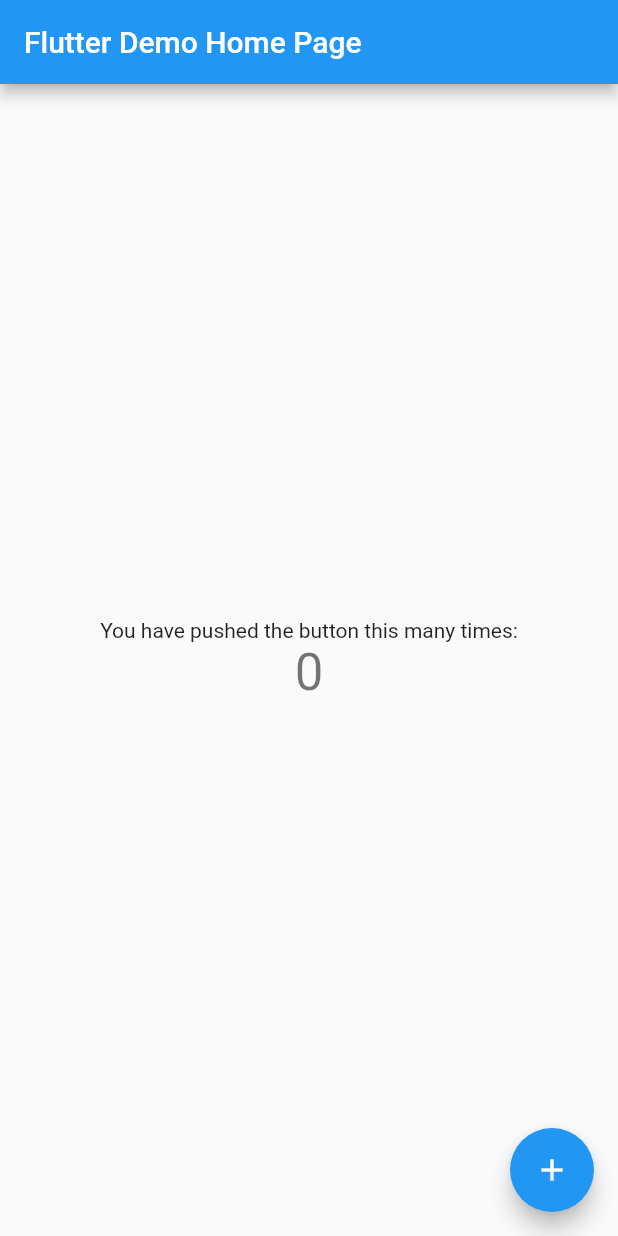
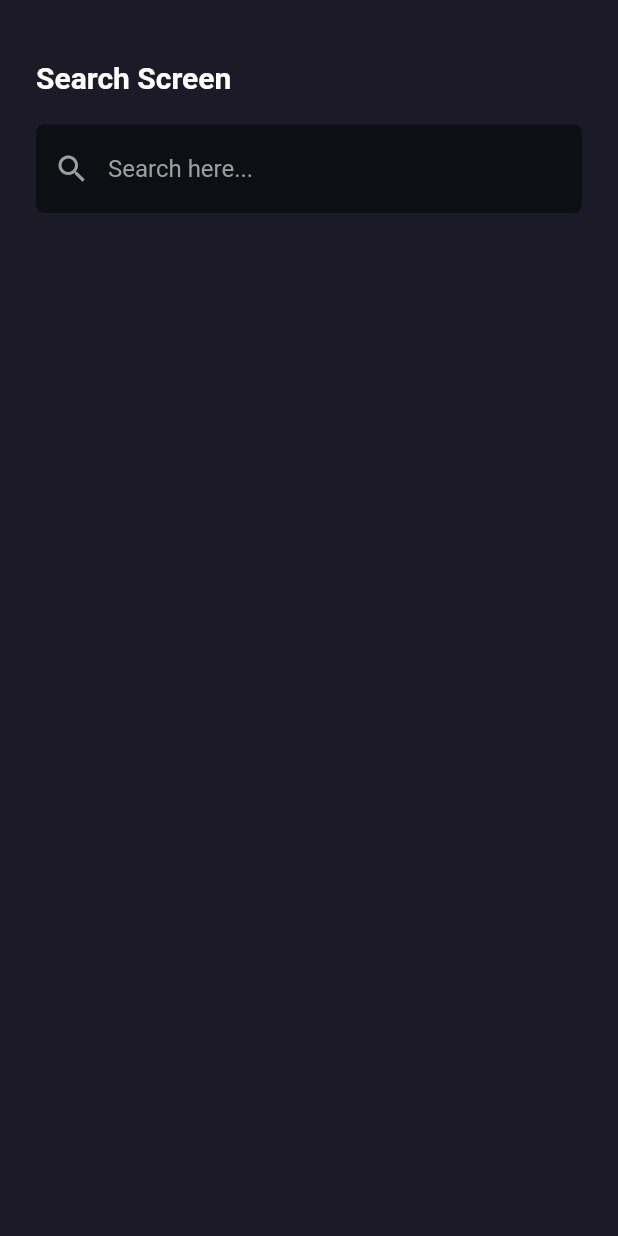
Before and after one commit to Damsara/customizable-search-flutter, a Flutter app: the screen it shows after launch, on a phone screen of 412 x 824 dp. Run offline on Flutter 3.47's test engine with Material 2 defaults, Android fonts, the phone set to English and light mode, and no system bars; our stand-ins replace cached_network_image.

Commit message:
UI Created

```diff
--- /dev/null
+++ b/lib/SearchHeader.dart
@@ -0,0 +1,21 @@
+import 'package:customizable_search/screens/search_screen.dart';
+import 'package:flutter/material.dart';
+
+class SearchHeader extends StatefulWidget {
+  const SearchHeader({Key? key}) : super(key: key);
+
+  @override
+  _SearchHeaderState createState() => _SearchHeaderState();
+}
+
+class _SearchHeaderState extends State<SearchHeader> {
+  @override
+  Widget build(BuildContext context) {
+    return MaterialApp(
+      title: 'Custom Search',
+      debugShowCheckedModeBanner: false,
+      theme: ThemeData(primarySwatch: Colors.blue),
+      home: SearchPage(),
+    );
+  }
+}
--- /dev/null
+++ b/lib/helper/enums.dart
@@ -0,0 +1,3 @@
+
+
+enum SearchScreenStates { EMPTY, SUCCESS, NOTHING, LOADING, FAILED }
--- a/lib/main.dart
+++ b/lib/main.dart
@@ -1,113 +1,6 @@
+import 'package:customizable_search/SearchHeader.dart';
 import 'package:flutter/material.dart';
 
 void main() {
-  runApp(MyApp());
+  runApp(SearchHeader());
 }
-
-class MyApp extends StatelessWidget {
-  // This widget is the root of your application.
-  @override
-  Widget build(BuildContext context) {
-    return MaterialApp(
-      title: 'Flutter Demo',
-      theme: ThemeData(
-        // This is the theme of your application.
-        //
-        // Try running your application with "flutter run". You'll see the
-        // application has a blue toolbar. Then, without quitting the app, try
-        // changing the primarySwatch below to Colors.green and then invoke
-        // "hot reload" (press "r" in the console where you ran "flutter run",
-        // or simply save your changes to "hot reload" in a Flutter IDE).
-        // Notice that the counter didn't reset back to zero; the application
-        // is not restarted.
-        primarySwatch: Colors.blue,
-      ),
-      home: MyHomePage(title: 'Flutter Demo Home Page'),
-    );
-  }
-}
-
-class MyHomePage extends StatefulWidget {
-  MyHomePage({Key? key, required this.title}) : super(key: key);
-
-  // This widget is the home page of your application. It is stateful, meaning
-  // that it has a State object (defined below) that contains fields that affect
-  // how it looks.
-
-  // This class is the configuration for the state. It holds the values (in this
-  // case the title) provided by the parent (in this case the App widget) and
-  // used by the build method of the State. Fields in a Widget subclass are
-  // always marked "final".
-
-  final String title;
-
-  @override
-  _MyHomePageState createState() => _MyHomePageState();
-}
-
-class _MyHomePageState extends State<MyHomePage> {
-  int _counter = 0;
-
-  void _incrementCounter() {
-    setState(() {
-      // This call to setState tells the Flutter framework that something has
-      // changed in this State, which causes it to rerun the build method below
-      // so that the display can reflect the updated values. If we changed
-      // _counter without calling setState(), then the build method would not be
-      // called again, and so nothing would appear to happen.
-      _counter++;
-    });
-  }
-
-  @override
-  Widget build(BuildContext context) {
-    // This method is rerun every time setState is called, for instance as done
-    // by the _incrementCounter method above.
-    //
-    // The Flutter framework has been optimized to make rerunning build methods
-    // fast, so that you can just rebuild anything that needs updating rather
-    // than having to individually change instances of widgets.
-    return Scaffold(
-      appBar: AppBar(
-        // Here we take the value from the MyHomePage object that was created by
-        // the App.build method, and use it to set our appbar title.
-        title: Text(widget.title),
-      ),
-      body: Center(
-        // Center is a layout widget. It takes a single child and positions it
-        // in the middle of the parent.
-        child: Column(
-          // Column is also a layout widget. It takes a list of children and
-          // arranges them vertically. By default, it sizes itself to fit its
-          // children horizontally, and tries to be as tall as its parent.
-          //
-          // Invoke "debug painting" (press "p" in the console, choose the
-          // "Toggle Debug Paint" action from the Flutter Inspector in Android
-          // Studio, or the "Toggle Debug Paint" command in Visual Studio Code)
-          // to see the wireframe for each widget.
-          //
-          // Column has various properties to control how it sizes itself and
-          // how it positions its children. Here we use mainAxisAlignment to
-          // center the children vertically; the main axis here is the vertical
-          // axis because Columns are vertical (the cross axis would be
-          // horizontal).
-          mainAxisAlignment: MainAxisAlignment.center,
-          children: <Widget>[
-            Text(
-              'You have pushed the button this many times:',
-            ),
-            Text(
-              '$_counter',
-              style: Theme.of(context).textTheme.headline4,
-            ),
-          ],
-        ),
-      ),
-      floatingActionButton: FloatingActionButton(
-        onPressed: _incrementCounter,
-        tooltip: 'Increment',
-        child: Icon(Icons.add),
-      ), // This trailing comma makes auto-formatting nicer for build methods.
-    );
-  }
-}
--- /dev/null
+++ b/lib/screens/search_screen.dart
@@ -0,0 +1,63 @@
+import 'package:flutter/material.dart';
+
+class SearchPage extends StatefulWidget {
+  @override
+  _SearchPageState createState() => _SearchPageState();
+}
+
+class _SearchPageState extends State<SearchPage> {
+  @override
+  Widget build(BuildContext context) {
+    return Scaffold(
+      backgroundColor: Color(0xff1B1A26),
+      body: SafeArea(
+        child: Container(
+          margin: EdgeInsets.symmetric(vertical: 40 , horizontal: 24),
+          child: Column(
+            crossAxisAlignment: CrossAxisAlignment.start,
+            children: [
+              Text('Search Screen' , style: TextStyle(fontSize: 20 , color: Colors.white , fontWeight: FontWeight.bold),),
+              _customTextField()
+            ],
+          ),
+        ),
+      ),
+    );
+  }
+
+  Widget _customTextField(){
+    return Container(
+      margin: EdgeInsets.only(top: 20),
+      decoration: BoxDecoration(
+        color: Color(0xff07070B).withOpacity(0.4),
+        borderRadius: BorderRadius.circular(5),
+      ),
+      child: TextFormField(
+        style: TextStyle(
+          color: Color(0x0FFC2B7CD),
+          fontSize: 16,
+        ),
+        obscureText: false,
+        keyboardType: TextInputType.text,
+        onChanged: (val) {
+
+        },
+        decoration: InputDecoration(
+          prefixIcon: Icon(
+            Icons.search,
+            color: Colors.grey,
+          ),
+          hintText: 'Search here...',
+          hintStyle: TextStyle(color: Colors.grey),
+          fillColor: Color(0xff07070B).withOpacity(0.4),
+          filled: true,
+          border: OutlineInputBorder(
+            borderRadius: BorderRadius.circular(6),
+            borderSide: BorderSide.none,
+          ),
+          contentPadding: EdgeInsets.only(left: 12.0, top: 20, bottom: 20),
+        ),
+      ),
+    );
+  }
+}
--- a/pubspec.yaml
+++ b/pubspec.yaml
@@ -28,6 +28,9 @@ dependencies:
   # The following adds the Cupertino Icons font to your application.
   # Use with the CupertinoIcons class for iOS style icons.
   cupertino_icons: ^1.0.2
+  cached_network_image: 3.1.0
+  provider: 5.0.0
+
 
 dev_dependencies:
   flutter_test:
```
Also changed, not shown: lib/helper/screen_utils.dart (added, +24 -0 lines), lib/models/game_model.dart (added, +28 -0 lines), lib/view_models/i_search_model.dart (added, +31 -0 lines), lib/view_models/search_model.dart (added, +15 -0 lines), lib/widgets/search_widget.dart (added, +71 -0 lines), pubspec.lock, 1 other file.
